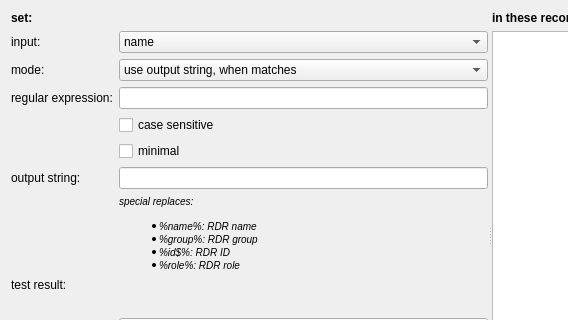
This is application/dlgsetrdrpropertybyregexp.ui in jkriege2/QuickFit3 as Qt 5 draws it before an edit; both pictures show x 0 to 568 and y 0 to 320 of the 956 by 498 pixel window. The edited form follows.
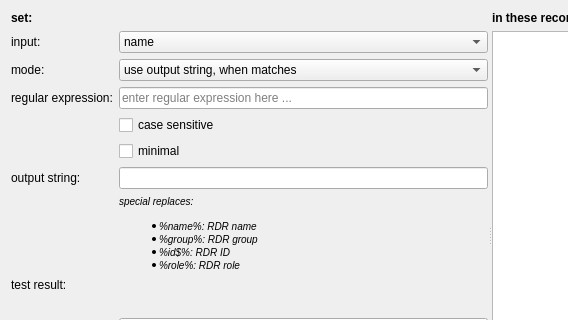
This is the edited form. Custom widgets are drawn as their Qt base class.

Commit message: - using HACK fonts for code/expression editing at several places in QF3 now! - added option to choose font for code-editing - improved style-preview in settings dialog

The edit to the form file:
```diff
--- a/application/dlgsetrdrpropertybyregexp.ui
+++ b/application/dlgsetrdrpropertybyregexp.ui
@@ -135,7 +135,17 @@
           </widget>
          </item>
          <item row="2" column="1">
-          <widget class="QLineEdit" name="edtRegExp"/>
+          <widget class="QLineEdit" name="edtRegExp">
+           <property name="font">
+            <font>
+             <weight>50</weight>
+             <bold>false</bold>
+            </font>
+           </property>
+           <property name="placeholderText">
+            <string>enter regular expression here ...</string>
+           </property>
+          </widget>
          </item>
          <item row="5" column="0">
           <widget class="QLabel" name="label_4">
```
The commit also changes 27 other files.
